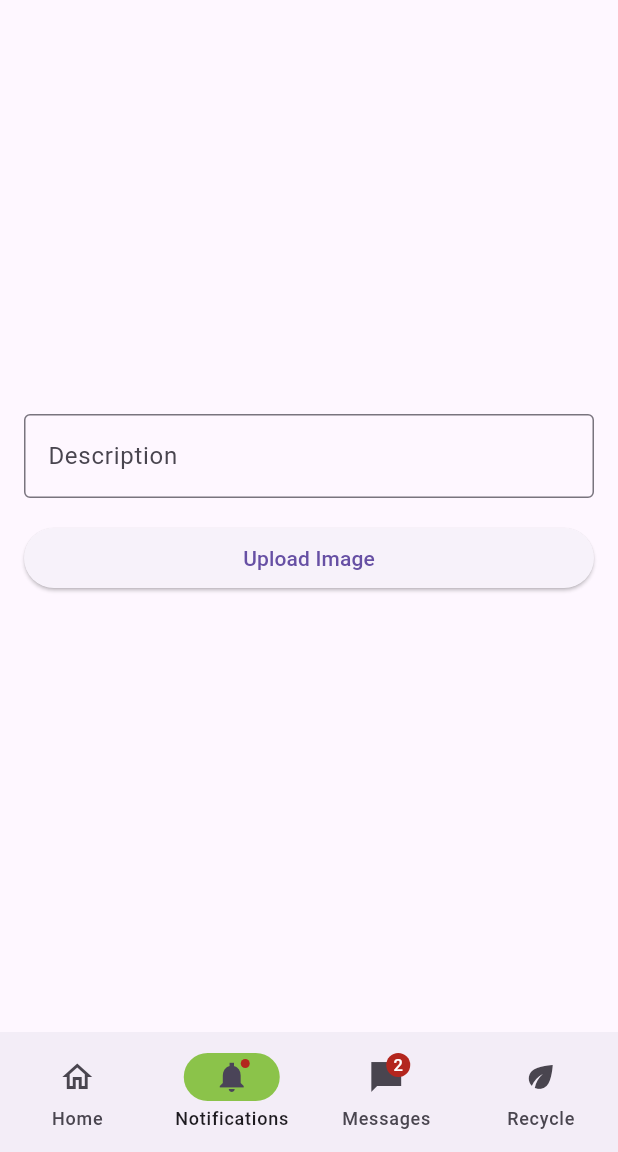
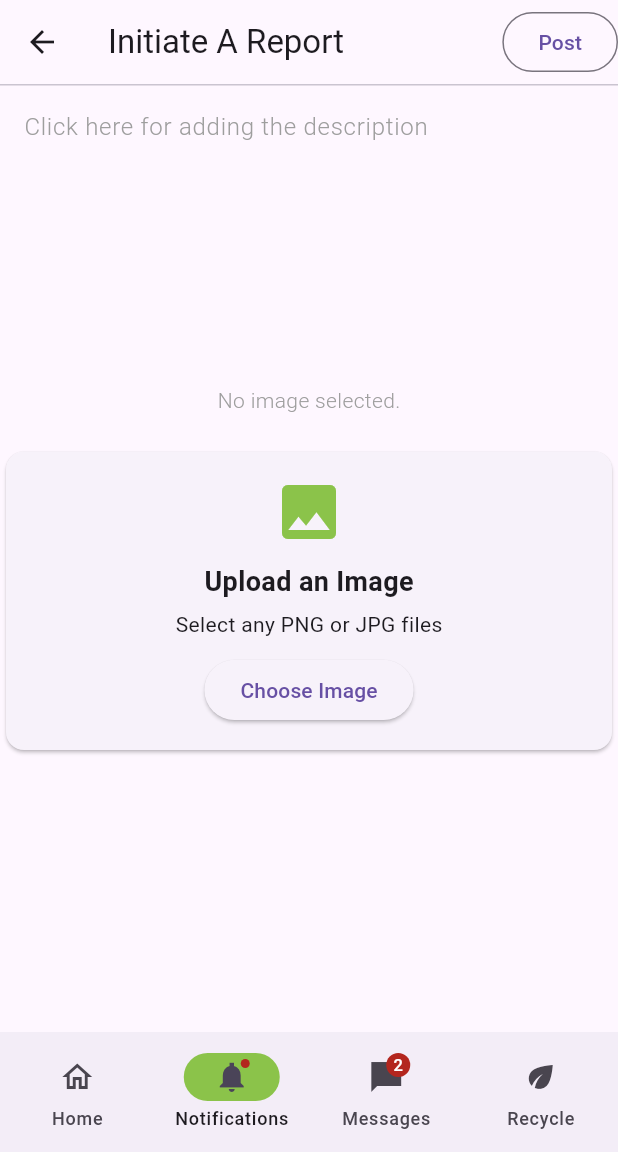
Before and after one commit to Hackdata2024/10-22p, a Flutter app: the NavigationExample screen opened directly, item 2 of the bottom bar chosen, on a phone screen of 412 x 824 dp, the part 84-1236 px from its top. Run offline on Flutter 3.47's test engine with Material 3 defaults, Android fonts, the phone set to English and light mode, and no system bars; our stand-ins replace cloud_firestore, device_preview, firebase_auth, firebase_core, image_picker, shared_preferences; accounts and stored records are empty.

Commit message:
Error resolving

```diff
--- a/lib/honess.dart
+++ b/lib/honess.dart
@@ -56,7 +56,7 @@ class _NavigationExampleState extends State<NavigationExample> {
       ),
       body: <Widget>[
         const MyHome(),
-        const UploadScreen(),
+        const MyUploadScreen(),
         ListView.builder(
           reverse: true,
           itemCount: 2,
--- a/lib/upload_scree.dart
+++ b/lib/upload_scree.dart
@@ -1,48 +1,109 @@
 import 'package:flutter/material.dart';
+import 'package:flutter/material.dart';
+import 'package:image_picker/image_picker.dart';
+import 'package:device_preview/device_preview.dart';
+import 'dart:io';
 
-class UploadScreen extends StatefulWidget {
-  const UploadScreen({super.key});
+import 'package:untitled/honess.dart';
+class MyUploadScreen extends StatefulWidget {
+  const MyUploadScreen({super.key});
 
   @override
-  _UploadScreenState createState() => _UploadScreenState();
+  State<MyUploadScreen> createState() => _MyUploadScreenState();
 }
 
-class _UploadScreenState extends State<UploadScreen> {
-  final TextEditingController _descriptionController = TextEditingController();
-  String _selectedImagePath = '';
+class _MyUploadScreenState extends State<MyUploadScreen> {
+  XFile? _image;
 
+  Future<void> _pickImage() async {
+    final ImagePicker _picker = ImagePicker();
+    final XFile? image = await _picker.pickImage(source: ImageSource.gallery);
+
+    if (image != null) {
+      setState(() {
+        _image = image;
+      });
+    }
+  }
   @override
   Widget build(BuildContext context) {
-    return Padding(
-        padding: const EdgeInsets.all(16.0),
+    return Scaffold(
+      appBar: AppBar(
+          leading: const Icon(Icons.arrow_back_outlined),
+          title: const Text("Initiate A Report"),
+          actions: [
+            OutlinedButton(onPressed: () {}, child: const Text("Post")),
+
+          ],
+          bottom: const PreferredSize(
+            preferredSize: Size.fromHeight(1),
+            child: Divider(height: 1),
+          )
+      ),
+      body: SingleChildScrollView(
         child: Column(
-          mainAxisAlignment: MainAxisAlignment.center,
-          crossAxisAlignment: CrossAxisAlignment.stretch,
-          children: [
-            TextField(
-              controller: _descriptionController,
-              decoration: const InputDecoration(
-                labelText: 'Description',
-                border: OutlineInputBorder(),
+          children: <Widget>[
+            const SizedBox(
+              width: double.infinity,
+              height: 200,
+              child: TextField(
+                maxLines: 6,
+                decoration: InputDecoration(
+                  hintText: 'Click here for adding the description',
+                  hintStyle: TextStyle(
+                    color: Colors.grey,
+                    fontWeight: FontWeight.w300,
+                  ),
+                  enabledBorder: OutlineInputBorder(
+                    borderSide: BorderSide(
+                      color: Colors.transparent,
+                    ),
+                  ),
+                  focusedBorder: OutlineInputBorder(
+                    borderSide: BorderSide(
+                      color: Colors.transparent,
+                    ),
+                  ),
+                ),
+              ),
+
+            ),
+            _image == null
+                ? const Text('No image selected.',style: TextStyle(color: Colors.grey,fontWeight: FontWeight.w300),)
+                : Image.file(File(_image!.path)),
+            const SizedBox(height: 20),
+            SizedBox(
+              width: double.infinity,
+              child: Card(
+                elevation: 1,
+                child: Padding(
+                  padding: const EdgeInsets.all(16.0),
+                  child: Column(
+                    children: [
+                      const Icon(Icons.image, size: 48, color: Colors.lightGreen),
+                      const SizedBox(height: 10),
+                      const Text(
+                        'Upload an Image',
+                        style: TextStyle(
+                          fontWeight: FontWeight.bold,
+                          fontSize: 18,
+                        ),
+                      ),
+                      const SizedBox(height: 5),
+                      const Text('Select any PNG or JPG files'),
+                      const SizedBox(height: 10),
+                      ElevatedButton(
+                        onPressed: _pickImage,
+                        child: const Text('Choose Image'),
+                      ),
+                    ],
+                  ),
+                ),
               ),
             ),
-            const SizedBox(height: 16.0),
-            ElevatedButton(
-              onPressed: () {
-                // TODO: Implement image selection
-              },
-              child: Text('Upload Image'),
-            ),
-            SizedBox(height: 16.0),
-            _selectedImagePath.isNotEmpty
-                ? Image.network(
-              _selectedImagePath,
-              height: 100,
-              fit: BoxFit.cover,
-            )
-                : SizedBox.shrink(),
           ],
         ),
-      );
+      ),
+    );
   }
 }
--- a/pubspec.yaml
+++ b/pubspec.yaml
@@ -34,6 +34,7 @@ dependencies:
   firebase_storage: ^11.6.4
   shared_preferences: ^2.2.2
   provider: ^6.1.1
+  image_picker: ^1.0.7
 
   flutter:
     sdk: flutter
```
Also changed, not shown: pubspec.lock, 5 other files.
